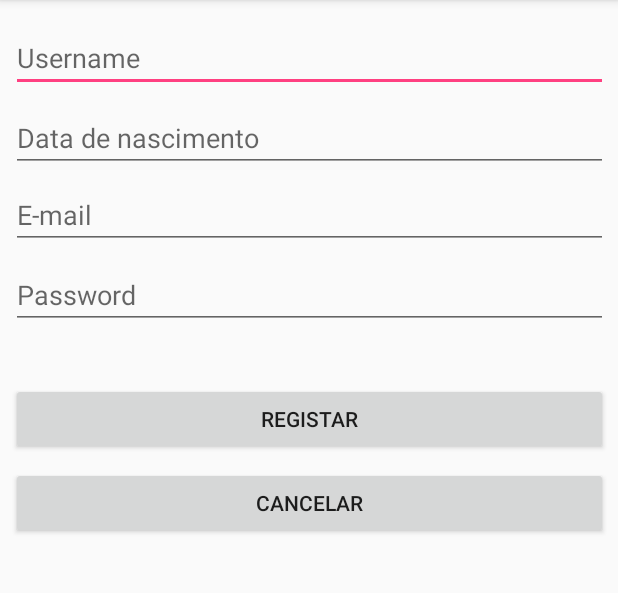
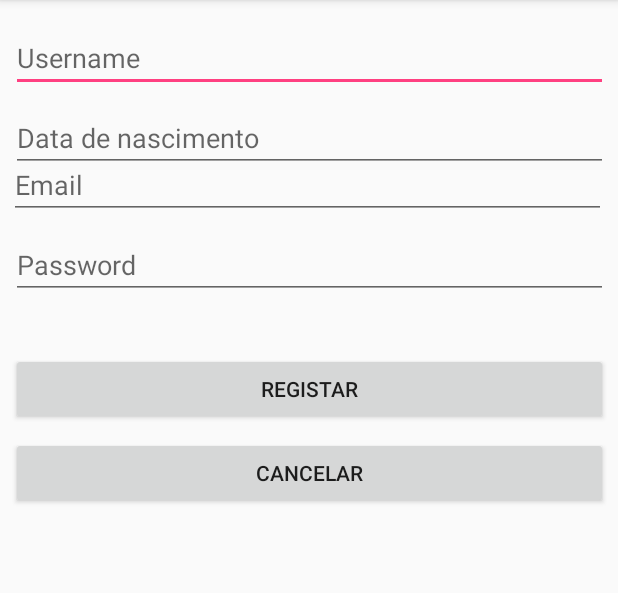
Before and after one commit to pmfrs/BatalhaNaval, an Android app: the RegisterActivity screen opened directly, with no data from a screen before it, on a phone screen of 412 x 824 dp, the part 84-677 px from its top. Run offline under Robolectric (Android 15) with nearby library versions, the phone set to English and light mode, and no system bars; our stand-ins replace Firebase (no records; nobody signed in at launch, a user with empty details on screens opened directly).

Commit message:
Added Login by email using Firebase

```diff
--- a/app/build.gradle
+++ b/app/build.gradle
@@ -29,5 +29,9 @@ dependencies {
     compile 'com.android.support:appcompat-v7:25.3.1'
     compile 'com.android.support.constraint:constraint-layout:1.0.1'
     compile 'com.facebook.android:facebook-android-sdk:[4,5)'
+    compile 'com.google.firebase:firebase-auth:10.0.1'
     testCompile 'junit:junit:4.12'
 }
+
+apply plugin: 'com.android.application'
+apply plugin: 'com.google.gms.google-services'
--- a/app/src/main/java/pt/iscte/batalhanaval/RegisterActivity.java
+++ b/app/src/main/java/pt/iscte/batalhanaval/RegisterActivity.java
@@ -1,25 +1,49 @@
 package pt.iscte.batalhanaval;
 
+import android.app.ProgressDialog;
 import android.content.Intent;
+import android.support.annotation.NonNull;
+import android.support.annotation.Nullable;
 import android.support.v7.app.AppCompatActivity;
 import android.os.Bundle;
+import android.text.TextUtils;
 import android.view.View;
 import android.widget.Button;
 import android.widget.EditText;
+import android.widget.Toast;
 
-public class RegisterActivity extends AppCompatActivity {
+import com.google.android.gms.tasks.OnCompleteListener;
+import com.google.android.gms.tasks.Task;
+import com.google.firebase.FirebaseApp;
+import com.google.firebase.auth.AuthResult;
+import com.google.firebase.auth.FirebaseAuth;
+
+public class RegisterActivity extends AppCompatActivity implements View.OnClickListener {
+    private EditText usernameTxt ;
+    private EditText nascTxt ;
+    private EditText mailTxt ;
+    private EditText passTxt ;
+    private Button regBtn ;
+    private Button cancBtn ;
+    private ProgressDialog pgb;
+    private FirebaseAuth firebaseAuth;
+    private String test;
+
 
     @Override
     protected void onCreate(Bundle savedInstanceState) {
         super.onCreate(savedInstanceState);
         setContentView(R.layout.activity_register);
-
-        final EditText usernameTxt = (EditText) findViewById(R.id.rgUsernameTxt);
-        final EditText nascTxt = (EditText) findViewById(R.id.rgPassTxt);
-        final EditText mailTxt = (EditText) findViewById(R.id.rgPassTxt);
-        final EditText passTxt = (EditText) findViewById(R.id.rgPassTxt);
-        final Button regBtn = (Button) findViewById(R.id.rgRegistarBtn);
-        final Button cancBtn = (Button) findViewById(R.id.rgCancelarBtn);
+        // EditText usernameTxt = (EditText) findViewById(R.id.rgUsernameTxt);
+        // EditText nascTxt = (EditText) findViewById(R.id.rgPassTxt);
+        mailTxt = (EditText) findViewById(R.id.rgEmailTxt);
+        passTxt = (EditText) findViewById(R.id.rgPassTxt);
+        regBtn = (Button) findViewById(R.id.rgRegistarBtn);
+        cancBtn = (Button) findViewById(R.id.rgCancelarBtn);
+        pgb = new ProgressDialog(this);
+        //Firebase.setAndroidContext(this);
+        //FirebaseApp.initializeApp(this);
+        firebaseAuth = FirebaseAuth.getInstance();
 
         cancBtn.setOnClickListener(new View.OnClickListener() {
             @Override
@@ -28,8 +52,43 @@ public class RegisterActivity extends AppCompatActivity {
                 RegisterActivity.this.startActivity(cancelIntent);
             }
         });
+        regBtn.setOnClickListener(this);
 
+    }
 
+    @Override
+    public void onClick(View v) {
+      registerUser();
+    }
+
+    private void registerUser() {
+
+        String email = mailTxt.getText().toString().trim();
+        String password = passTxt.getText().toString();
+        if(TextUtils.isEmpty(email)){
+        //    Toast.makeText(this, "Please Enter Email", Toast.LENGTH_SHORT).show();
+            return;
+        }
+        if(TextUtils.isEmpty(password)){
+        //    Toast.makeText(this, "Please Enter Password", Toast.LENGTH_SHORT).show();
+            return;
+        }
+
+        pgb.setMessage("Registering on progress");
+        pgb.show();
+
+        firebaseAuth.createUserWithEmailAndPassword(email, password)
+                .addOnCompleteListener(this, new OnCompleteListener<AuthResult>() {
+                    @Override
+                    public void onComplete(@NonNull Task<AuthResult> task) {
+                        if (task.isSuccessful()){
+                            pgb.cancel();
+                            Toast.makeText(RegisterActivity.this, "Success", Toast.LENGTH_SHORT).show();
+                        }else{
+                           Toast.makeText(RegisterActivity.this, "Registration Failed", Toast.LENGTH_SHORT).show();
+                        }
+                    }
+                });
 
     }
 }
--- a/app/src/main/res/layout/activity_register.xml
+++ b/app/src/main/res/layout/activity_register.xml
@@ -39,14 +39,15 @@
         android:layout_width="398dp"
         android:layout_height="wrap_content"
         android:ems="10"
-        android:hint="E-mail"
+        android:hint="Email"
         android:inputType="textEmailAddress"
-        android:layout_marginTop="6dp"
+        android:layout_marginTop="-14dp"
         app:layout_constraintTop_toBottomOf="@+id/rgDataNascTxt"
         android:layout_marginLeft="8dp"
         app:layout_constraintLeft_toLeftOf="parent"
         android:layout_marginRight="8dp"
-        app:layout_constraintRight_toRightOf="parent" />
+        app:layout_constraintRight_toRightOf="parent"
+        app:layout_constraintHorizontal_bias="1.0" />
 
     <EditText
         android:id="@+id/rgPassTxt"
--- a/build.gradle
+++ b/build.gradle
@@ -5,8 +5,8 @@ buildscript {
         jcenter()
     }
     dependencies {
-        classpath 'com.android.tools.build:gradle:2.3.0'
-
+        classpath 'com.android.tools.build:gradle:2.3.1'
+        classpath 'com.google.gms:google-services:3.0.0'
         // NOTE: Do not place your application dependencies here; they belong
         // in the individual module build.gradle files
     }
```
Also changed, not shown: 1 other file.
